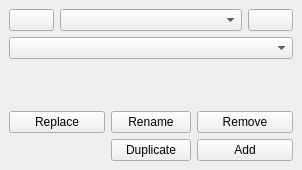
Qt form selector_dockwidget_base.ui (LBI-brown/thematic-maps) before a commit.
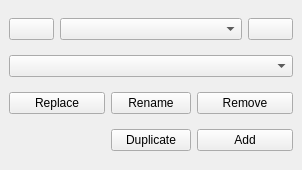
The same form after that commit. Custom widgets are drawn as their Qt base class.

Commit message: removed extent parameter

Patch:
```diff
--- a/selector_dockwidget_base.ui
+++ b/selector_dockwidget_base.ui
@@ -64,14 +64,7 @@
       </property>
      </widget>
     </item>
-    <item row="2" column="0" colspan="5">
-     <widget class="QgsExtentWidget" name="coverageSelector">
-      <property name="toolTip">
-       <string>Coverage</string>
-      </property>
-     </widget>
-    </item>
-    <item row="3" column="0" colspan="2">
+    <item row="2" column="0" colspan="2">
      <widget class="QPushButton" name="pushButton_replace">
       <property name="toolTip">
        <string>Replace theme in dropdown box with what is actually on map</string>
@@ -81,7 +74,7 @@
       </property>
      </widget>
     </item>
-    <item row="3" column="2">
+    <item row="2" column="2">
      <widget class="QPushButton" name="pushButton_rename">
       <property name="toolTip">
        <string>Rename theme</string>
@@ -91,7 +84,7 @@
       </property>
      </widget>
     </item>
-    <item row="3" column="3" colspan="2">
+    <item row="2" column="3" colspan="2">
      <widget class="QPushButton" name="pushButton_remove">
       <property name="toolTip">
        <string>Remove theme</string>
@@ -107,7 +100,7 @@
       </property>
      </widget>
     </item>
-    <item row="4" column="2">
+    <item row="3" column="2">
      <widget class="QPushButton" name="pushButton_duplicate">
       <property name="toolTip">
        <string>Duplicate theme</string>
@@ -117,7 +110,7 @@
       </property>
      </widget>
     </item>
-    <item row="4" column="3" colspan="2">
+    <item row="3" column="3" colspan="2">
      <widget class="QPushButton" name="pushButton_add">
       <property name="toolTip">
        <string>Add shown map layers as new theme</string>
@@ -133,14 +126,7 @@
  <tabstops>
   <tabstop>PresetComboBox</tabstop>
  </tabstops>
- <!-- Crucial section: This tells Qt where to find the QGIS widget definition -->
- <customwidgets>
-  <customwidget>
-   <class>QgsExtentWidget</class>
-   <extends>QWidget</extends>
-   <header>qgsextentwidget.h</header>
-  </customwidget>
- </customwidgets>
+
  <resources/>
  <connections/>
 </ui>
```
